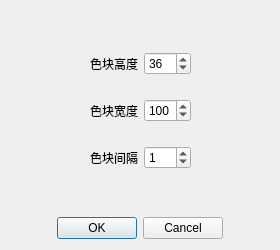
Before: the Qt Designer form dialog.ui in ChrisDong-THU/ColorTool, drawn with Qt 5.
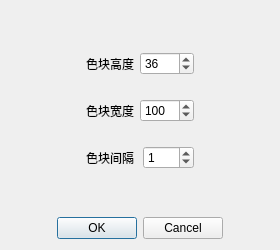
After: the same form once the commit is applied.

What changed in the file:
```diff
--- a/dialog.ui
+++ b/dialog.ui
@@ -78,7 +78,7 @@
             <number>10</number>
            </property>
            <property name="maximum">
-            <number>300</number>
+            <number>1000</number>
            </property>
            <property name="value">
             <number>36</number>
@@ -104,7 +104,7 @@
             <number>10</number>
            </property>
            <property name="maximum">
-            <number>300</number>
+            <number>1000</number>
            </property>
            <property name="value">
             <number>100</number>
```
